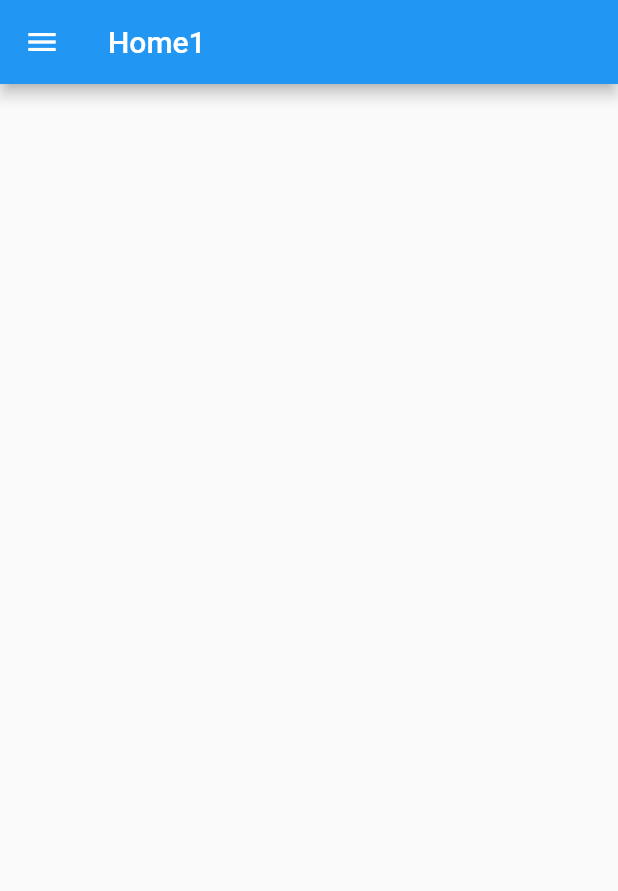
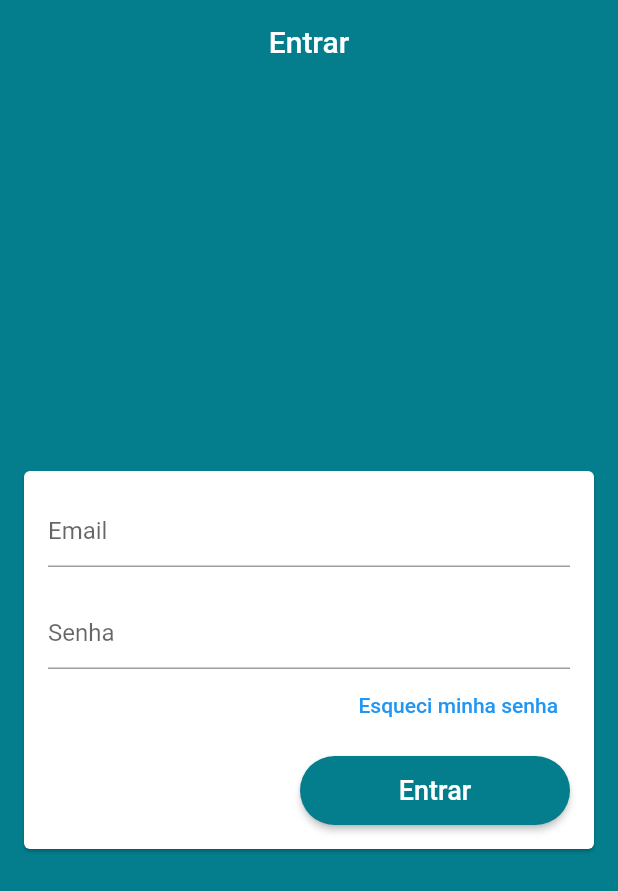
Before and after one commit to KhallilVilacaSalinas/loja_virtual, a Flutter app: the screen it shows after launch, on a phone screen of 412 x 824 dp. Shown: the top 891 px of the screen. Run offline on Flutter 3.47's test engine with Material 2 defaults, Android fonts, the phone set to English and light mode, and no system bars; our stand-ins replace firebase_auth, firebase_core; accounts and stored records are empty.

Commit message:
Creating a login page

```diff
--- a/lib/common/custom_drawer/drawer_tile.dart
+++ b/lib/common/custom_drawer/drawer_tile.dart
@@ -12,6 +12,7 @@ class DrawerTile extends StatelessWidget {
   @override
   Widget build(BuildContext context) {
     final int curPage = context.watch<PageManager>().page;
+    final Color primaryColor = Theme.of(context).primaryColor;
 
     return Column(
       children: [
@@ -31,14 +32,14 @@ class DrawerTile extends StatelessWidget {
                   child: Icon(
                     iconData,
                     size: 32,
-                    color: curPage == page ? Colors.red : Colors.grey[700],
+                    color: curPage == page ? primaryColor : Colors.grey[700],
                   ),
                 ),
                 Text(
                   title,
                   style: TextStyle(
                       fontSize: 16,
-                      color: curPage == page ? Colors.red : Colors.grey[700]),
+                      color: curPage == page ? primaryColor : Colors.grey[700]),
                 )
               ],
             ),
--- /dev/null
+++ b/lib/helpers/validators.dart
@@ -0,0 +1,5 @@
+bool emailValid(String email) {
+  final RegExp regExp = RegExp(
+      r"^(([^<>()[\]\\.,;:\s@\']+(\.[^<>()[\]\\.,;:\s@\']+)*)|(\'.+\'))@((\[[0-9]{1,3}\.[0-9]{1,3}\.[0-9]{1,3}\.[0-9]{1,3}\])|(([a-zA-Z\-0-9]+\.)+[a-zA-Z]{2,}))$");
+  return regExp.hasMatch(email);
+}
--- a/lib/main.dart
+++ b/lib/main.dart
@@ -1,6 +1,8 @@
 import 'package:flutter/material.dart';
 import 'package:firebase_core/firebase_core.dart';
+import 'package:loja_virtual/models/user_manager.dart';
 import 'package:loja_virtual/screens/base/base_screen.dart';
+import 'package:provider/provider.dart';
 
 Future<void> main() async {
   WidgetsFlutterBinding.ensureInitialized();
@@ -12,13 +14,19 @@ class MyApp extends StatelessWidget {
   // This widget is the root of your application.
   @override
   Widget build(BuildContext context) {
-    return MaterialApp(
-      title: 'Loja do Khallil',
-      theme: ThemeData(
-        primarySwatch: Colors.blue,
-        visualDensity: VisualDensity.adaptivePlatformDensity,
+    return ChangeNotifierProvider(
+      create: (_) => UserManager(),
+      child: MaterialApp(
+        title: 'Loja do Khallil',
+        debugShowCheckedModeBanner: false,
+        theme: ThemeData(
+          primaryColor: Color.fromARGB(255, 4, 125, 141),
+          scaffoldBackgroundColor: Color.fromARGB(255, 4, 125, 141),
+          visualDensity: VisualDensity.adaptivePlatformDensity,
+          appBarTheme: const AppBarTheme(elevation: 0),
+        ),
+        home: BaseScreen(),
       ),
-      home: BaseScreen(),
     );
   }
 }
--- a/lib/models/page_manager.dart
+++ b/lib/models/page_manager.dart
@@ -3,7 +3,7 @@ import 'package:flutter/cupertino.dart';
 class PageManager {
   PageManager(this._pageController);
 
-  PageController _pageController;
+  final PageController _pageController;
 
   int page = 0;
 
--- /dev/null
+++ b/lib/models/user.dart
@@ -0,0 +1,6 @@
+class Usuario {
+  String email;
+  String password;
+
+  Usuario({this.email, this.password});
+}
--- /dev/null
+++ b/lib/models/user_manager.dart
@@ -0,0 +1,49 @@
+import 'package:firebase_auth/firebase_auth.dart';
+import 'package:firebase_core/firebase_core.dart';
+import 'package:flutter/cupertino.dart';
+import 'package:loja_virtual/helpers/firebase_errors.dart';
+import 'package:loja_virtual/models/user.dart';
+
+class UserManager extends ChangeNotifier {
+  UserManager() {
+    _loadCurrentUser();
+  }
+
+  FirebaseAuth auth = FirebaseAuth.instance;
+  User user;
+
+  bool _loading = false;
+  bool get loading => _loading;
+
+  Future<void> signIn(
+      {Usuario user, Function onFail, Function onSuccess}) async {
+    loading = true;
+    try {
+      UserCredential userCredential = await auth.signInWithEmailAndPassword(
+          email: user.email, password: user.password);
+      print(userCredential.user.uid);
+
+      this.user = userCredential.user;
+      onSuccess();
+    } on FirebaseAuthException catch (e) {
+      print("Erro:" + e.code);
+      onFail(getErrorString(e.code));
+    }
+    loading = false;
+  }
+
+  set loading(bool value) {
+    _loading = value;
+    notifyListeners();
+  }
+
+  Future<void> _loadCurrentUser() async {
+    final User currentUser = await auth.currentUser;
+    if (currentUser != null) {
+      //Navigator.popAndPushNamed(context, '/home');
+      user = currentUser;
+      print(user.uid);
+    }
+    notifyListeners();
+  }
+}
--- a/lib/screens/base/base_screen.dart
+++ b/lib/screens/base/base_screen.dart
@@ -1,6 +1,7 @@
 import 'package:flutter/material.dart';
 import 'package:loja_virtual/common/custom_drawer/custom_drawer.dart';
 import 'package:loja_virtual/models/page_manager.dart';
+import 'package:loja_virtual/screens/login/login_screen.dart';
 import 'package:provider/provider.dart';
 
 class BaseScreen extends StatefulWidget {
@@ -19,12 +20,7 @@ class _BaseScreenState extends State<BaseScreen> {
         controller: pageController,
         physics: const NeverScrollableScrollPhysics(),
         children: <Widget>[
-          Scaffold(
-            drawer: CustomDrawer(),
-            appBar: AppBar(
-              title: const Text('Home1'),
-            ),
-          ),
+          LoginScreen(),
           Scaffold(
             drawer: CustomDrawer(),
             appBar: AppBar(
--- /dev/null
+++ b/lib/screens/login/login_screen.dart
@@ -0,0 +1,125 @@
+import 'package:flutter/material.dart';
+import 'package:loja_virtual/helpers/validators.dart';
+import 'package:loja_virtual/models/user.dart';
+import 'package:loja_virtual/models/user_manager.dart';
+import 'package:provider/provider.dart';
+
+class LoginScreen extends StatelessWidget {
+  final GlobalKey<FormState> formKey = GlobalKey<FormState>();
+  final GlobalKey<ScaffoldState> scaffoldKey = GlobalKey<ScaffoldState>();
+  final GlobalKey<ScaffoldMessengerState> scaffoldMessengerKey =
+      GlobalKey<ScaffoldMessengerState>();
+
+  final TextEditingController _controllerEmail = TextEditingController();
+  final TextEditingController _controllersenha = TextEditingController();
+
+  @override
+  Widget build(BuildContext context) {
+    return Scaffold(
+      key: scaffoldMessengerKey,
+      appBar: AppBar(
+        title: Text('Entrar'),
+        centerTitle: true,
+      ),
+      body: Center(
+        child: Card(
+          margin: EdgeInsets.all(16),
+          child: Form(
+            key: formKey,
+            child: Consumer<UserManager>(builder: (_, userManager, __) {
+              return ListView(
+                padding: EdgeInsets.all(16),
+                shrinkWrap: true,
+                children: [
+                  TextFormField(
+                    enabled: !userManager.loading,
+                    controller: _controllerEmail,
+                    decoration: InputDecoration(
+                      hintText: "Email",
+                    ),
+                    keyboardType: TextInputType.emailAddress,
+                    autocorrect: false,
+                    validator: (value) {
+                      if (!emailValid(value)) {
+                        return "Email invalido";
+                      }
+                    },
+                  ),
+                  SizedBox(
+                    height: 20,
+                  ),
+                  TextFormField(
+                    enabled: !userManager.loading,
+                    controller: _controllersenha,
+                    decoration: InputDecoration(
+                      hintText: "Senha",
+                    ),
+                    keyboardType: TextInputType.emailAddress,
+                    autocorrect: false,
+                    obscureText: true,
+                    validator: (value) {
+                      if (value.isEmpty || value.length < 6)
+                        return "senha invalida";
+                      return null;
+                    },
+                  ),
+                  Align(
+                    alignment: Alignment.centerRight,
+                    child: TextButton(
+                      onPressed: () {},
+                      child: Text('Esqueci minha senha'),
+                    ),
+                  ),
+                  SizedBox(
+                    height: 10,
+                  ),
+                  Align(
+                    alignment: Alignment.bottomRight,
+                    child: SizedBox(
+                      height: 46,
+                      width: 180,
+                      child: ElevatedButton(
+                        onPressed: userManager.loading
+                            ? null
+                            : () {
+                                if (formKey.currentState.validate()) {
+                                  userManager.signIn(
+                                      user: Usuario(
+                                        email: _controllerEmail.text,
+                                        password: _controllersenha.text,
+                                      ),
+                                      onFail: (e) {
+                                        ScaffoldMessenger.of(context)
+                                            .showSnackBar(SnackBar(
+                                          content: Text('Falha ao entrar: $e'),
+                                          backgroundColor: Colors.red,
+                                        ));
+                                      },
+                                      onSuccess: () {
+                                        // TODO: FECHAR TELA DE LOGIN
+                                        print("Foi");
+                                      });
+                                }
+                              },
+                        style: ElevatedButton.styleFrom(
+                            primary: Theme.of(context).primaryColor,
+                            shape: RoundedRectangleBorder(
+                                borderRadius: BorderRadius.circular(30.0))),
+                        child: userManager.loading
+                            ? CircularProgressIndicator()
+                            : Text(
+                                "Entrar",
+                                style: TextStyle(fontSize: 18),
+                              ),
+                      ),
+                    ),
+                  )
+                ],
+              );
+            }),
+          ),
+        ),
+      ),
+    );
+  }
+}
```
Also changed, not shown: lib/helpers/firebase_errors.dart (added, +33 -0 lines), 1 other file.
